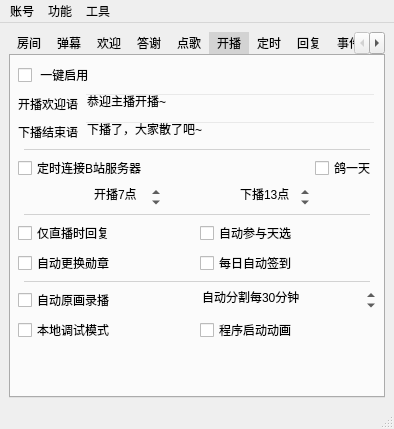
The window that mainwindow.ui (iwxyi/Bilibili-MagicalDanmaku) describes before a commit, drawn with Qt 5.
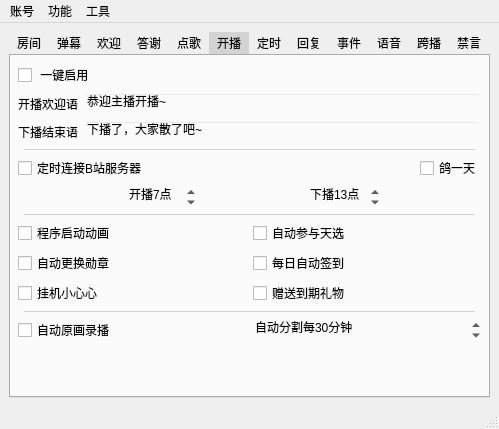
The same window after the commit. The open tabs and pages were chosen to show the change. Icons and pictures are not drawn. Custom widgets are drawn as their Qt base class.

Diff of the .ui file:
```diff
--- a/mainwindow.ui
+++ b/mainwindow.ui
@@ -6,7 +6,7 @@
    <rect>
     <x>0</x>
     <y>0</y>
-    <width>394</width>
+    <width>499</width>
     <height>387</height>
    </rect>
   </property>
@@ -726,6 +726,36 @@
           </property>
          </widget>
         </item>
+        <item>
+         <layout class="QHBoxLayout" name="horizontalLayout_41">
+          <property name="topMargin">
+           <number>0</number>
+          </property>
+          <item>
+           <widget class="QCheckBox" name="sendAutoOnlyLiveCheck">
+            <property name="toolTip">
+             <string>&lt;html&gt;&lt;head/&gt;&lt;body&gt;&lt;p&gt;仅在主播直播时，自动发送弹幕&lt;/p&gt;&lt;p&gt;包括：自动欢迎、答谢送礼、答谢关注、定时任务、关键词自动回复、自动禁言的通知&lt;/p&gt;&lt;p&gt;手动发送弹幕不受影响&lt;/p&gt;&lt;/body&gt;&lt;/html&gt;</string>
+            </property>
+            <property name="styleSheet">
+             <string notr="true"/>
+            </property>
+            <property name="text">
+             <string>仅直播时回复</string>
+            </property>
+           </widget>
+          </item>
+          <item>
+           <widget class="QCheckBox" name="localDebugCheck">
+            <property name="toolTip">
+             <string>&lt;html&gt;&lt;head/&gt;&lt;body&gt;&lt;p&gt;所有本该发送的弹幕都只显示在“实时弹幕”中，不真正发送&lt;/p&gt;&lt;p&gt;另外包括送礼、禁言、解禁等，都只在本地发送通知（开启实时弹幕能看到），不真正操作&lt;/p&gt;&lt;p&gt;适用于调试时使用&lt;/p&gt;&lt;/body&gt;&lt;/html&gt;</string>
+            </property>
+            <property name="text">
+             <string>本地调试模式</string>
+            </property>
+           </widget>
+          </item>
+         </layout>
+        </item>
        </layout>
       </widget>
       <widget class="QWidget" name="tab_4">
@@ -1376,7 +1406,7 @@
            <number>0</number>
           </property>
           <item>
-           <widget class="QCheckBox" name="sendAutoOnlyLiveCheck">
+           <widget class="QCheckBox" name="startupAnimationCheck">
             <property name="toolTip">
              <string>&lt;html&gt;&lt;head/&gt;&lt;body&gt;&lt;p&gt;仅在主播直播时，自动发送弹幕&lt;/p&gt;&lt;p&gt;包括：自动欢迎、答谢送礼、答谢关注、定时任务、关键词自动回复、自动禁言的通知&lt;/p&gt;&lt;p&gt;手动发送弹幕不受影响&lt;/p&gt;&lt;/body&gt;&lt;/html&gt;</string>
             </property>
@@ -1384,7 +1414,7 @@
              <string notr="true"/>
             </property>
             <property name="text">
-             <string>仅直播时回复</string>
+             <string>程序启动动画</string>
             </property>
            </widget>
           </item>
@@ -1430,6 +1460,33 @@
           </item>
          </layout>
         </item>
+        <item>
+         <layout class="QHBoxLayout" name="horizontalLayout_44">
+          <property name="topMargin">
+           <number>0</number>
+          </property>
+          <item>
+           <widget class="QCheckBox" name="acquireHeartCheck">
+            <property name="toolTip">
+             <string>&lt;html&gt;&lt;head/&gt;&lt;body&gt;&lt;p&gt;连接直播间后保持观看状态，以获得小心心&lt;/p&gt;&lt;p&gt;可配合自动赠送过期礼物&lt;/p&gt;&lt;/body&gt;&lt;/html&gt;</string>
+            </property>
+            <property name="text">
+             <string>挂机小心心</string>
+            </property>
+           </widget>
+          </item>
+          <item>
+           <widget class="QCheckBox" name="giveOverdueGiftCheck">
+            <property name="toolTip">
+             <string>&lt;html&gt;&lt;head/&gt;&lt;body&gt;&lt;p&gt;每次开播的时候判断是否有1天内过期的礼物&lt;/p&gt;&lt;p&gt;例如辣条、小心心&lt;/p&gt;&lt;p&gt;若有，则赠予当前主播&lt;/p&gt;&lt;p&gt;未设置房号或Cookie则无效&lt;/p&gt;&lt;/body&gt;&lt;/html&gt;</string>
+            </property>
+            <property name="text">
+             <string>赠送到期礼物</string>
+            </property>
+           </widget>
+          </item>
+         </layout>
+        </item>
         <item>
          <widget class="QWidget" name="widget" native="true">
           <property name="minimumSize">
@@ -1510,33 +1567,6 @@
           </item>
          </layout>
         </item>
-        <item>
-         <layout class="QHBoxLayout" name="horizontalLayout_41">
-          <property name="topMargin">
-           <number>0</number>
-          </property>
-          <item>
-           <widget class="QCheckBox" name="localDebugCheck">
-            <property name="toolTip">
-             <string>&lt;html&gt;&lt;head/&gt;&lt;body&gt;&lt;p&gt;所有本该发送的弹幕都只显示在“实时弹幕”中，不真正发送&lt;/p&gt;&lt;p&gt;另外包括送礼、禁言、解禁等，都只在本地发送通知（开启实时弹幕能看到），不真正操作&lt;/p&gt;&lt;p&gt;适用于调试时使用&lt;/p&gt;&lt;/body&gt;&lt;/html&gt;</string>
-            </property>
-            <property name="text">
-             <string>本地调试模式</string>
-            </property>
-           </widget>
-          </item>
-          <item>
-           <widget class="QCheckBox" name="startupAnimationCheck">
-            <property name="toolTip">
-             <string>&lt;html&gt;&lt;head/&gt;&lt;body&gt;&lt;p&gt;所有本该发送的弹幕都只显示在“实时弹幕”中，不真正发送&lt;/p&gt;&lt;p&gt;适用于调试不熟悉功能&lt;/p&gt;&lt;/body&gt;&lt;/html&gt;</string>
-            </property>
-            <property name="text">
-             <string>程序启动动画</string>
-            </property>
-           </widget>
-          </item>
-         </layout>
-        </item>
         <item>
          <spacer name="verticalSpacer_4">
           <property name="orientation">
@@ -2751,8 +2781,8 @@
     <rect>
      <x>0</x>
      <y>0</y>
-     <width>394</width>
-     <height>21</height>
+     <width>499</width>
+     <height>23</height>
     </rect>
    </property>
    <widget class="QMenu" name="menu_2">
```
Left out of the diff: 17 changed lines with no effect on the pictures.
